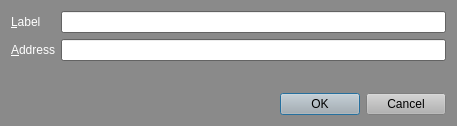
This is src/qt/forms/editaddressdialog.ui in Sterlingcoin/Sterlingcoin-1.5.1.1-Lite-Edition-Linux-Source as Qt 5 draws it before an edit. The edited form follows.
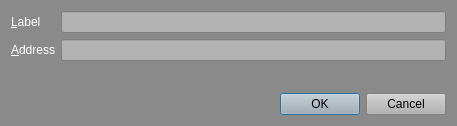
This is the edited form.

```diff
--- a/src/qt/forms/editaddressdialog.ui
+++ b/src/qt/forms/editaddressdialog.ui
@@ -455,18 +455,54 @@
           <colorrole role="WindowText">
            <brush brushstyle="SolidPattern">
             <color alpha="255">
-             <red>90</red>
-             <green>104</green>
-             <blue>118</blue>
+             <red>255</red>
+             <green>255</green>
+             <blue>255</blue>
+            </color>
+           </brush>
+          </colorrole>
+          <colorrole role="Button">
+           <brush brushstyle="SolidPattern">
+            <color alpha="255">
+             <red>178</red>
+             <green>178</green>
+             <blue>178</blue>
             </color>
            </brush>
           </colorrole>
           <colorrole role="Text">
            <brush brushstyle="SolidPattern">
             <color alpha="255">
-             <red>90</red>
-             <green>104</green>
-             <blue>118</blue>
+             <red>255</red>
+             <green>255</green>
+             <blue>255</blue>
+            </color>
+           </brush>
+          </colorrole>
+          <colorrole role="ButtonText">
+           <brush brushstyle="SolidPattern">
+            <color alpha="255">
+             <red>255</red>
+             <green>255</green>
+             <blue>255</blue>
+            </color>
+           </brush>
+          </colorrole>
+          <colorrole role="Base">
+           <brush brushstyle="SolidPattern">
+            <color alpha="255">
+             <red>178</red>
+             <green>178</green>
+             <blue>178</blue>
+            </color>
+           </brush>
+          </colorrole>
+          <colorrole role="Window">
+           <brush brushstyle="SolidPattern">
+            <color alpha="255">
+             <red>178</red>
+             <green>178</green>
+             <blue>178</blue>
             </color>
            </brush>
           </colorrole>
@@ -475,18 +511,54 @@
           <colorrole role="WindowText">
            <brush brushstyle="SolidPattern">
             <color alpha="255">
-             <red>90</red>
-             <green>104</green>
-             <blue>118</blue>
+             <red>255</red>
+             <green>255</green>
+             <blue>255</blue>
+            </color>
+           </brush>
+          </colorrole>
+          <colorrole role="Button">
+           <brush brushstyle="SolidPattern">
+            <color alpha="255">
+             <red>178</red>
+             <green>178</green>
+             <blue>178</blue>
             </color>
            </brush>
           </colorrole>
           <colorrole role="Text">
            <brush brushstyle="SolidPattern">
             <color alpha="255">
-             <red>90</red>
-             <green>104</green>
-             <blue>118</blue>
+             <red>255</red>
+             <green>255</green>
+             <blue>255</blue>
+            </color>
+           </brush>
+          </colorrole>
+          <colorrole role="ButtonText">
+           <brush brushstyle="SolidPattern">
+            <color alpha="255">
+             <red>255</red>
+             <green>255</green>
+             <blue>255</blue>
+            </color>
+           </brush>
+          </colorrole>
+          <colorrole role="Base">
+           <brush brushstyle="SolidPattern">
+            <color alpha="255">
+             <red>178</red>
+             <green>178</green>
+             <blue>178</blue>
+            </color>
+           </brush>
+          </colorrole>
+          <colorrole role="Window">
+           <brush brushstyle="SolidPattern">
+            <color alpha="255">
+             <red>178</red>
+             <green>178</green>
+             <blue>178</blue>
             </color>
            </brush>
           </colorrole>
@@ -495,18 +567,54 @@
           <colorrole role="WindowText">
            <brush brushstyle="SolidPattern">
             <color alpha="255">
-             <red>69</red>
-             <green>69</green>
-             <blue>69</blue>
+             <red>255</red>
+             <green>255</green>
+             <blue>255</blue>
+            </color>
+           </brush>
+          </colorrole>
+          <colorrole role="Button">
+           <brush brushstyle="SolidPattern">
+            <color alpha="255">
+             <red>178</red>
+             <green>178</green>
+             <blue>178</blue>
             </color>
            </brush>
           </colorrole>
           <colorrole role="Text">
            <brush brushstyle="SolidPattern">
             <color alpha="255">
-             <red>69</red>
-             <green>69</green>
-             <blue>69</blue>
+             <red>255</red>
+             <green>255</green>
+             <blue>255</blue>
+            </color>
+           </brush>
+          </colorrole>
+          <colorrole role="ButtonText">
+           <brush brushstyle="SolidPattern">
+            <color alpha="255">
+             <red>255</red>
+             <green>255</green>
+             <blue>255</blue>
+            </color>
+           </brush>
+          </colorrole>
+          <colorrole role="Base">
+           <brush brushstyle="SolidPattern">
+            <color alpha="255">
+             <red>178</red>
+             <green>178</green>
+             <blue>178</blue>
+            </color>
+           </brush>
+          </colorrole>
+          <colorrole role="Window">
+           <brush brushstyle="SolidPattern">
+            <color alpha="255">
+             <red>178</red>
+             <green>178</green>
+             <blue>178</blue>
             </color>
            </brush>
           </colorrole>
@@ -516,6 +624,10 @@
        <property name="toolTip">
         <string>The label associated with this address book entry</string>
        </property>
+       <property name="styleSheet">
+        <string notr="true">background-color: rgb(178, 178, 178);
+color: rgb(255,255,255);</string>
+       </property>
       </widget>
      </item>
      <item row="1" column="0">
@@ -539,18 +651,54 @@
           <colorrole role="WindowText">
            <brush brushstyle="SolidPattern">
             <color alpha="255">
-             <red>90</red>
-             <green>104</green>
-             <blue>118</blue>
+             <red>255</red>
+             <green>255</green>
+             <blue>255</blue>
+            </color>
+           </brush>
+          </colorrole>
+          <colorrole role="Button">
+           <brush brushstyle="SolidPattern">
+            <color alpha="255">
+             <red>178</red>
+             <green>178</green>
+             <blue>178</blue>
             </color>
            </brush>
           </colorrole>
           <colorrole role="Text">
            <brush brushstyle="SolidPattern">
             <color alpha="255">
-             <red>90</red>
-             <green>104</green>
-             <blue>118</blue>
+             <red>255</red>
+             <green>255</green>
+             <blue>255</blue>
+            </color>
+           </brush>
+          </colorrole>
+          <colorrole role="ButtonText">
+           <brush brushstyle="SolidPattern">
+            <color alpha="255">
+             <red>255</red>
+             <green>255</green>
+             <blue>255</blue>
+            </color>
+           </brush>
+          </colorrole>
+          <colorrole role="Base">
+           <brush brushstyle="SolidPattern">
+            <color alpha="255">
+             <red>178</red>
+             <green>178</green>
+             <blue>178</blue>
+            </color>
+           </brush>
+          </colorrole>
+          <colorrole role="Window">
+           <brush brushstyle="SolidPattern">
+            <color alpha="255">
+             <red>178</red>
+             <green>178</green>
+             <blue>178</blue>
             </color>
            </brush>
           </colorrole>
@@ -559,18 +707,54 @@
           <colorrole role="WindowText">
            <brush brushstyle="SolidPattern">
             <color alpha="255">
-             <red>90</red>
-             <green>104</green>
-             <blue>118</blue>
+             <red>255</red>
+             <green>255</green>
+             <blue>255</blue>
+            </color>
+           </brush>
+          </colorrole>
+          <colorrole role="Button">
+           <brush brushstyle="SolidPattern">
+            <color alpha="255">
+             <red>178</red>
+             <green>178</green>
+             <blue>178</blue>
             </color>
            </brush>
           </colorrole>
           <colorrole role="Text">
            <brush brushstyle="SolidPattern">
             <color alpha="255">
-             <red>90</red>
-             <green>104</green>
-             <blue>118</blue>
+             <red>255</red>
+             <green>255</green>
+             <blue>255</blue>
+            </color>
+           </brush>
+          </colorrole>
+          <colorrole role="ButtonText">
+           <brush brushstyle="SolidPattern">
+            <color alpha="255">
+             <red>255</red>
+             <green>255</green>
+             <blue>255</blue>
+            </color>
+           </brush>
+          </colorrole>
+          <colorrole role="Base">
+           <brush brushstyle="SolidPattern">
+            <color alpha="255">
+             <red>178</red>
+             <green>178</green>
+             <blue>178</blue>
+            </color>
+           </brush>
+          </colorrole>
+          <colorrole role="Window">
+           <brush brushstyle="SolidPattern">
+            <color alpha="255">
+             <red>178</red>
+             <green>178</green>
+             <blue>178</blue>
             </color>
            </brush>
           </colorrole>
@@ -579,18 +763,54 @@
           <colorrole role="WindowText">
            <brush brushstyle="SolidPattern">
             <color alpha="255">
-             <red>69</red>
-             <green>69</green>
-             <blue>69</blue>
+             <red>255</red>
+             <green>255</green>
+             <blue>255</blue>
+            </color>
+           </brush>
+          </colorrole>
+          <colorrole role="Button">
+           <brush brushstyle="SolidPattern">
+            <color alpha="255">
+             <red>178</red>
+             <green>178</green>
+             <blue>178</blue>
             </color>
            </brush>
           </colorrole>
           <colorrole role="Text">
            <brush brushstyle="SolidPattern">
             <color alpha="255">
-             <red>69</red>
-             <green>69</green>
-             <blue>69</blue>
+             <red>255</red>
+             <green>255</green>
+             <blue>255</blue>
+            </color>
+           </brush>
+          </colorrole>
+          <colorrole role="ButtonText">
+           <brush brushstyle="SolidPattern">
+            <color alpha="255">
+             <red>255</red>
+             <green>255</green>
+             <blue>255</blue>
+            </color>
+           </brush>
+          </colorrole>
+          <colorrole role="Base">
+           <brush brushstyle="SolidPattern">
+            <color alpha="255">
+             <red>178</red>
+             <green>178</green>
+             <blue>178</blue>
+            </color>
+           </brush>
+          </colorrole>
+          <colorrole role="Window">
+           <brush brushstyle="SolidPattern">
+            <color alpha="255">
+             <red>178</red>
+             <green>178</green>
+             <blue>178</blue>
             </color>
            </brush>
           </colorrole>
@@ -600,6 +820,10 @@
        <property name="toolTip">
         <string>The address associated with this address book entry. This can only be modified for sending addresses.</string>
        </property>
+       <property name="styleSheet">
+        <string notr="true">background-color: rgb(178, 178, 178);
+color: rgb(255,255,255);</string>
+       </property>
       </widget>
      </item>
     </layout>
```
Left out of the diff: 4 changed lines with no effect on the pictures.
